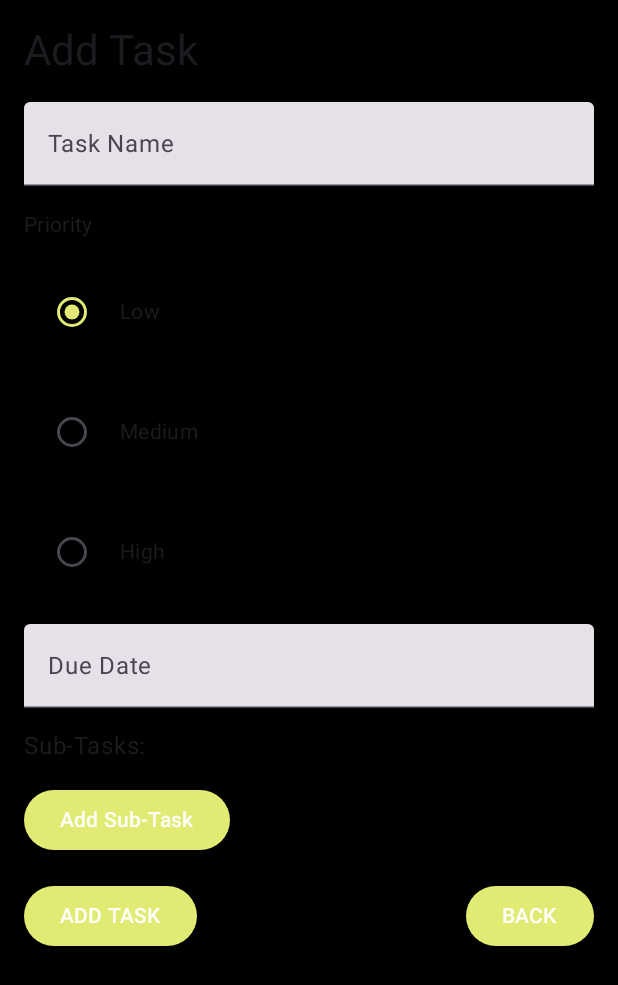
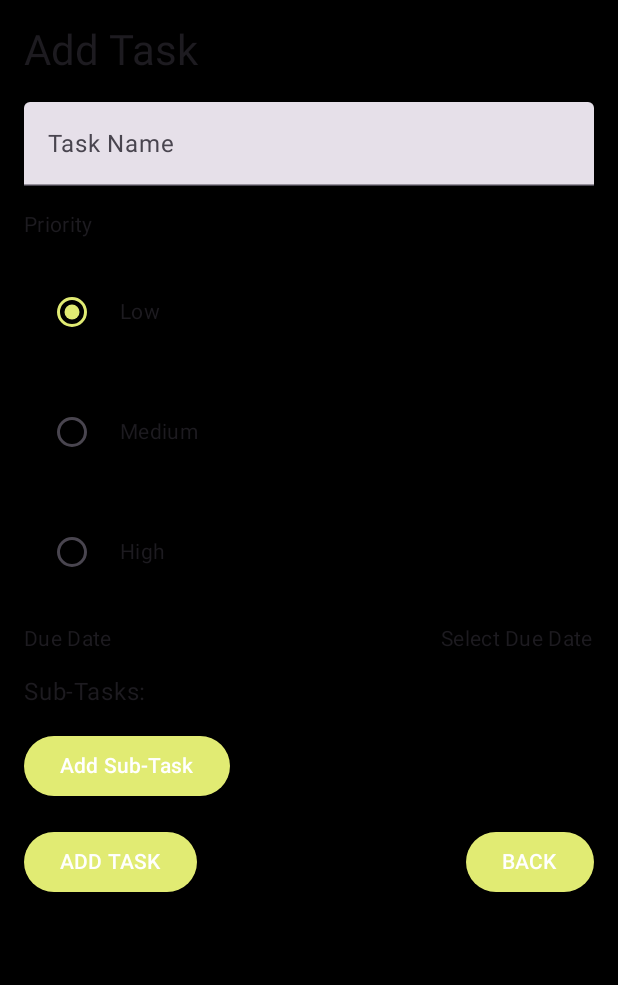
Before and after one commit to nathanwalsh225/StudyPath, an Android app built with Jetpack Compose: the AddTaskScreen screen opened through its navigation route, on a phone screen of 412 x 824 dp. Shown: the top 985 px of the screen. Run offline under Robolectric (Android 15) with nearby library versions, the phone set to English and light mode, and no system bars; our stand-ins replace Firebase (no records; nobody signed in at launch, a user with empty details on screens opened directly), Room's generated code.

Commit message:
Got adding tasks and subtasks working Some issues with whats saved in the Firebase Auth DB and the RoomDB - will fix if I have time otherwise just not worth the effort for the marks

```diff
--- a/app/src/main/java/com/example/studypath/database/DatabaseProvider.kt
+++ b/app/src/main/java/com/example/studypath/database/DatabaseProvider.kt
@@ -8,12 +8,11 @@ import androidx.room.Room
 object DatabaseProvider {
     private var INSTANCE: AppDatabase? = null
 
-    //Got this from Patrick Davis
     fun getDatabase(context: Context, clearDb: Boolean = false): AppDatabase {
 
-        if(clearDb){
-            context.deleteDatabase("study-path-db")
-        }
+//        if(clearDb){
+//            context.deleteDatabase("study-path-db")
+//        }
 
         if (INSTANCE == null) {
             //create the db using Room.databaseBuilder
--- a/app/src/main/java/com/example/studypath/model/Subtasks.kt
+++ b/app/src/main/java/com/example/studypath/model/Subtasks.kt
@@ -16,7 +16,7 @@ import androidx.room.PrimaryKey
 data class Subtasks(
     @PrimaryKey(autoGenerate = true)
     val id: Int = 0,
-    val taskId: Int,
+    var taskId: Int,
     val name: String,
     val completed: Boolean
 )
--- a/app/src/main/java/com/example/studypath/navigation/NavGraph.kt
+++ b/app/src/main/java/com/example/studypath/navigation/NavGraph.kt
@@ -1,6 +1,5 @@
 package com.example.studypath.navigation
 
-import android.util.Log
 import androidx.compose.runtime.Composable
 import androidx.compose.runtime.remember
 import androidx.compose.ui.platform.LocalContext
--- a/app/src/main/java/com/example/studypath/navigation/SideBarLayout.kt
+++ b/app/src/main/java/com/example/studypath/navigation/SideBarLayout.kt
@@ -22,6 +22,8 @@ import androidx.compose.material3.ModalNavigationDrawer
 import androidx.compose.material3.Scaffold
 import androidx.compose.material3.Text
 import androidx.compose.material3.TopAppBar
+import androidx.compose.material3.TopAppBarColors
+import androidx.compose.material3.TopAppBarDefaults
 import androidx.compose.material3.rememberDrawerState
 import androidx.compose.runtime.Composable
 import androidx.compose.runtime.LaunchedEffect
@@ -61,7 +63,9 @@ fun MainScreenWithSidebar(
     ) {
         Scaffold(
             topBar = {
-                TopAppBar(title = { Text("StudyPath") },
+                TopAppBar(
+                    title = { Text("StudyPath") },
+                    colors = TopAppBarDefaults.topAppBarColors(MaterialTheme.colorScheme.secondary),
                     navigationIcon = {
                         IconButton(onClick = {
                             coroutineScope.launch {
--- a/app/src/main/java/com/example/studypath/repository/TaskDao.kt
+++ b/app/src/main/java/com/example/studypath/repository/TaskDao.kt
@@ -5,6 +5,7 @@ import androidx.room.Dao
 import androidx.room.Insert
 import androidx.room.OnConflictStrategy
 import androidx.room.Query
+import com.example.studypath.model.Subtasks
 import com.example.studypath.model.Task
 import com.example.studypath.model.User
 
@@ -20,4 +21,7 @@ interface TaskDao {
 
     @Insert(onConflict = OnConflictStrategy.REPLACE)
     fun insertTask(task: Task) : Long
+
+    @Query("UPDATE tasks SET subtasks = :subtasks WHERE taskId = :taskId")
+    fun updateSubtasks(taskId: Int, subtasks: List<Subtasks>)
 }
--- a/app/src/main/java/com/example/studypath/screens/AddTaskScreen.kt
+++ b/app/src/main/java/com/example/studypath/screens/AddTaskScreen.kt
@@ -12,6 +12,7 @@ import androidx.compose.foundation.layout.fillMaxSize
 import androidx.compose.foundation.layout.fillMaxWidth
 import androidx.compose.foundation.layout.padding
 import androidx.compose.foundation.layout.width
+import androidx.compose.foundation.lazy.LazyColumn
 import androidx.compose.material.icons.Icons
 import androidx.compose.material.icons.filled.Delete
 import androidx.compose.material3.Button
@@ -30,6 +31,7 @@ import androidx.compose.runtime.setValue
 import androidx.compose.ui.Alignment
 import androidx.compose.ui.Modifier
 import androidx.compose.ui.input.pointer.pointerInput
+import androidx.compose.ui.platform.LocalContext
 import androidx.compose.ui.platform.LocalFocusManager
 import androidx.compose.ui.tooling.preview.Preview
 import androidx.compose.ui.unit.dp
@@ -49,8 +51,28 @@ fun AddTaskScreen(
     var taskName by remember { mutableStateOf("") }
     var dueDate by remember { mutableStateOf("") }
     var priority by remember { mutableStateOf(1) }
-    var subtasks by remember { mutableStateOf(mutableListOf<String>()) }
+    var subtasks by remember { mutableStateOf(listOf<String>()) }
     val focusManager = LocalFocusManager.current
+
+    //https://chatgpt.com/share/67587500-55fc-8004-af78-0ef35080c015
+    //got datepicker code from gpt
+    val calendar = java.util.Calendar.getInstance()
+    val year = calendar.get(java.util.Calendar.YEAR)
+    val month = calendar.get(java.util.Calendar.MONTH)
+    val day = calendar.get(java.util.Calendar.DAY_OF_MONTH)
+
+    val context = LocalContext.current
+    val datePickerDialog = android.app.DatePickerDialog(
+        context,
+        { _, selectedYear, selectedMonth, selectedDay ->
+            dueDate = "$selectedDay/${selectedMonth + 1}/$selectedYear" // Update the due date
+        },
+        year, month, day
+    )
+
+    // Set minimum date to today's date
+    datePickerDialog.datePicker.minDate = calendar.timeInMillis
+
 
     Box(
         modifier = Modifier
@@ -112,13 +134,22 @@ fun AddTaskScreen(
 
             }
 
-
-            TextField(
-                value = dueDate,
-                onValueChange = { dueDate = it },
-                label = { Text("Due Date") },
-                modifier = Modifier.fillMaxWidth()
-            )
+            Row (
+                verticalAlignment = Alignment.CenterVertically,
+                modifier = Modifier
+                    .fillMaxWidth()
+                    .clickable { datePickerDialog.show() } //show the datepicker initiallized above on click
+            ) {
+                Text(
+                    text = "Due Date",
+                    style = MaterialTheme.typography.bodyMedium,
+                    modifier = Modifier.weight(1f)
+                )
+                Text(
+                    text = dueDate.ifEmpty { "Select Due Date" },
+                    style = MaterialTheme.typography.bodyMedium
+                )
+            }
 
             Text("Sub-Tasks:", style = MaterialTheme.typography.bodyLarge)
             subtasks.forEachIndexed { index, subtask ->
@@ -129,18 +160,24 @@ fun AddTaskScreen(
                 ) {
                     TextField(
                         value = subtask,
-                        onValueChange = { subtasks[index] = it },
+                        onValueChange = { newValue -> //bit of an akaward work around I think but maybe its okay, was getting crashes doing it the with mutableListOf for the subtaks initially so im just updating the list entirely
+                            subtasks = subtasks.toMutableList().apply { set(index, newValue) }
+                        },
                         modifier = Modifier.weight(1f),
                         label = { Text("Sub-Task ${index + 1}") }
                     )
-                    IconButton(onClick = { subtasks.removeAt(index) }) {
+                    IconButton(onClick = {
+                        subtasks = subtasks.toMutableList().apply { removeAt(index) }
+                    }) {
                         Icon(Icons.Default.Delete, contentDescription = "Delete Sub-Task")
                     }
                 }
 
             }
 
-            Button(onClick = { subtasks.add("") }) {
+            Button(onClick = {
+                subtasks = subtasks.toMutableList().apply { add("") }
+            }) {
                 Text("Add Sub-Task")
             }
 
--- a/app/src/main/java/com/example/studypath/screens/LoginScreen.kt
+++ b/app/src/main/java/com/example/studypath/screens/LoginScreen.kt
@@ -185,6 +185,25 @@ fun LoginScreen(
                     ) {
                         Text("REGISTER")
                     }
+
+                    Button(
+                        onClick = {
+                            email = "n11@email.com"
+                            password = "Password1:"
+                            authViewModel.login(email, password,
+                                onSuccess = onLoginSuccess,
+                                onError = { errorMessage = it }
+                            )
+                        },
+                        modifier = Modifier.fillMaxWidth(),
+                        colors = ButtonDefaults.buttonColors(
+                            containerColor = MaterialTheme.colorScheme.secondary,
+                            contentColor = MaterialTheme.colorScheme.onSecondary
+                        )
+                    ) {
+                        Text("INSTANT LOGIN")
+                    }
+
                 }
 
             }
--- a/app/src/main/java/com/example/studypath/viewmodel/AuthViewModel.kt
+++ b/app/src/main/java/com/example/studypath/viewmodel/AuthViewModel.kt
@@ -16,10 +16,10 @@ import kotlinx.coroutines.launch
 class AuthViewModel(private val userDao: UserDao, context: Context) : ViewModel() {
     private val auth: FirebaseAuth = FirebaseAuth.getInstance()
 
-
-    init {
-        DatabaseProvider.getDatabase(context, true)
-    }
+        //code to delete db if needed
+//    init {
+//        DatabaseProvider.getDatabase(context, true)
+//    }
 
 
     fun login(email: String, password: String, onSuccess: () -> Unit, onError: (String) -> Unit) {
```
Also changed, not shown: app/src/main/java/com/example/studypath/screens/TaskScreen.kt (+55 -32 lines), app/src/main/java/com/example/studypath/viewmodel/TaskViewModel.kt (+21 -5 lines).
